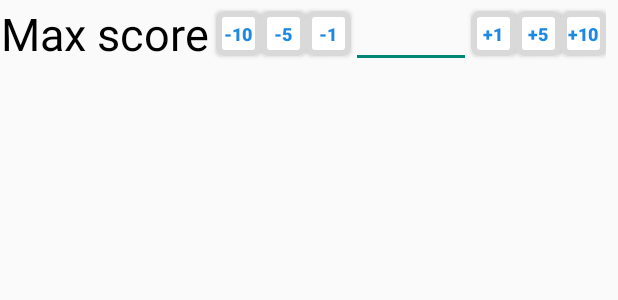
After one commit to RUSLoker/Physics2D, an Android app: the layout fragment_limit_setter.xml on its own in the app's theme, with its tools: preview values and no code run, on a phone screen of 412 x 824 dp. The commit adds this screen. Shown: the top 300 px of the screen. Run offline under Robolectric (Android 15) with nearby library versions, the phone set to English and light mode, and no system bars.

Commit message:
LimitSetter added

```diff
--- a/app/build.gradle
+++ b/app/build.gradle
@@ -28,6 +28,7 @@ dependencies {
     implementation fileTree(dir: 'libs', include: ['*.jar'])
     implementation 'androidx.appcompat:appcompat:1.1.0'
     implementation 'androidx.constraintlayout:constraintlayout:1.1.3'
+    implementation 'androidx.legacy:legacy-support-v4:1.0.0'
     testImplementation 'junit:junit:4.13'
     androidTestImplementation 'androidx.test.ext:junit:1.1.1'
     androidTestImplementation 'androidx.test.espresso:espresso-core:3.2.0'
--- /dev/null
+++ b/app/src/main/res/layout/fragment_limit_setter.xml
@@ -0,0 +1,89 @@
+<?xml version="1.0" encoding="utf-8"?>
+<FrameLayout xmlns:android="http://schemas.android.com/apk/res/android"
+    xmlns:tools="http://schemas.android.com/tools"
+    android:layout_width="match_parent"
+    android:layout_height="match_parent"
+    tools:context=".LimitSetter">
+
+    <LinearLayout
+        android:layout_width="wrap_content"
+        android:layout_height="wrap_content"
+        android:gravity="center"
+        android:orientation="horizontal">
+
+        <TextView
+            android:id="@+id/text"
+            android:layout_width="wrap_content"
+            android:layout_height="wrap_content"
+            android:text="@string/max_score"
+            android:textSize="30sp"
+            android:layout_marginEnd="5dp"
+            android:gravity="center"
+            android:textColor="#000"/>
+
+        <Button
+            android:id="@+id/m10"
+            android:layout_margin="0dp"
+            style="@style/white_button"
+            android:layout_width="30dp"
+            android:layout_height="30dp"
+            android:text="-10"
+            android:textSize="12sp"/>
+
+        <Button
+            android:id="@+id/m5"
+            android:layout_margin="0dp"
+            style="@style/white_button"
+            android:layout_width="30dp"
+            android:layout_height="30dp"
+            android:text="-5"
+            android:textSize="12sp"/>
+
+        <Button
+            android:id="@+id/m1"
+            android:layout_margin="0dp"
+            style="@style/white_button"
+            android:layout_width="30dp"
+            android:layout_height="30dp"
+            android:text="-1"
+            android:textSize="12sp"/>
+
+        <EditText
+            android:id="@+id/value"
+            android:layout_width="80dp"
+            android:layout_height="wrap_content"
+            android:autofillHints=""
+            android:ems="10"
+            android:inputType="number"
+            android:maxLength="3"
+            android:gravity="center"/>
+
+        <Button
+            android:id="@+id/p1"
+            android:layout_margin="0dp"
+            style="@style/white_button"
+            android:layout_width="30dp"
+            android:layout_height="30dp"
+            android:text="+1"
+            android:textSize="12sp"/>
+
+        <Button
+            android:id="@+id/p5"
+            android:layout_margin="0dp"
+            style="@style/white_button"
+            android:layout_width="30dp"
+            android:layout_height="30dp"
+            android:text="+5"
+            android:textSize="12sp"/>
+
+        <Button
+            android:id="@+id/p10"
+            android:layout_margin="0dp"
+            style="@style/white_button"
+            android:layout_width="30dp"
+            android:layout_height="30dp"
+            android:text="+10"
+            android:textSize="12sp"/>
+    </LinearLayout>
+
+</FrameLayout>
```
Also changed, not shown: app/src/main/java/com/example/physics2d/CustomGame.java (+5 -43 lines), app/src/main/java/com/example/physics2d/LimitSetter.java (added, +98 -0 lines), app/src/main/res/layout/activity_custom_game.xml (+4 -26 lines), app/src/main/res/values/numbers.xml (added, +8 -0 lines).
